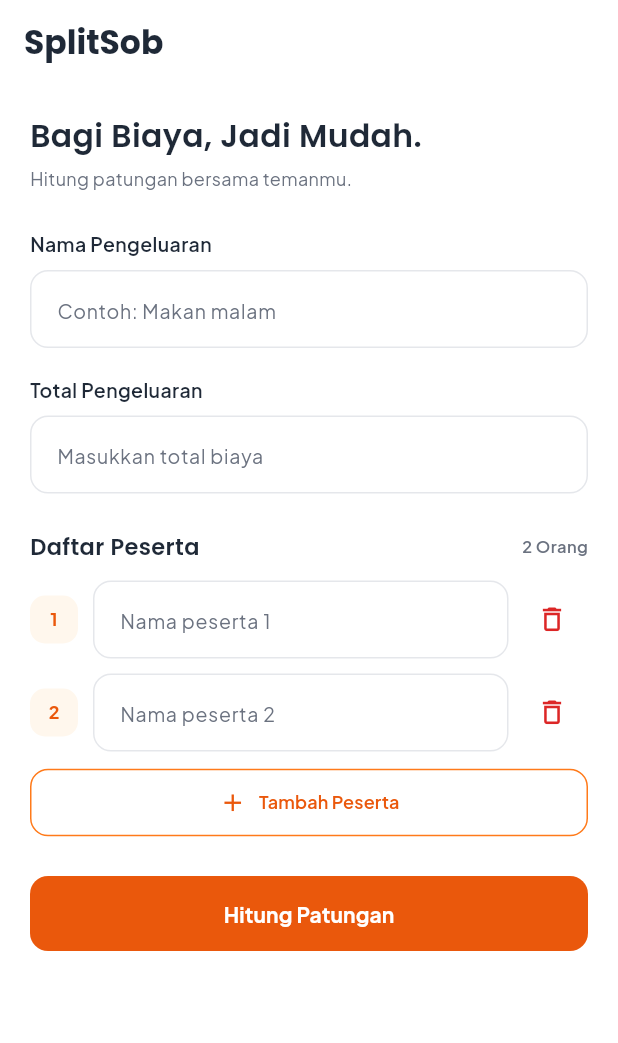
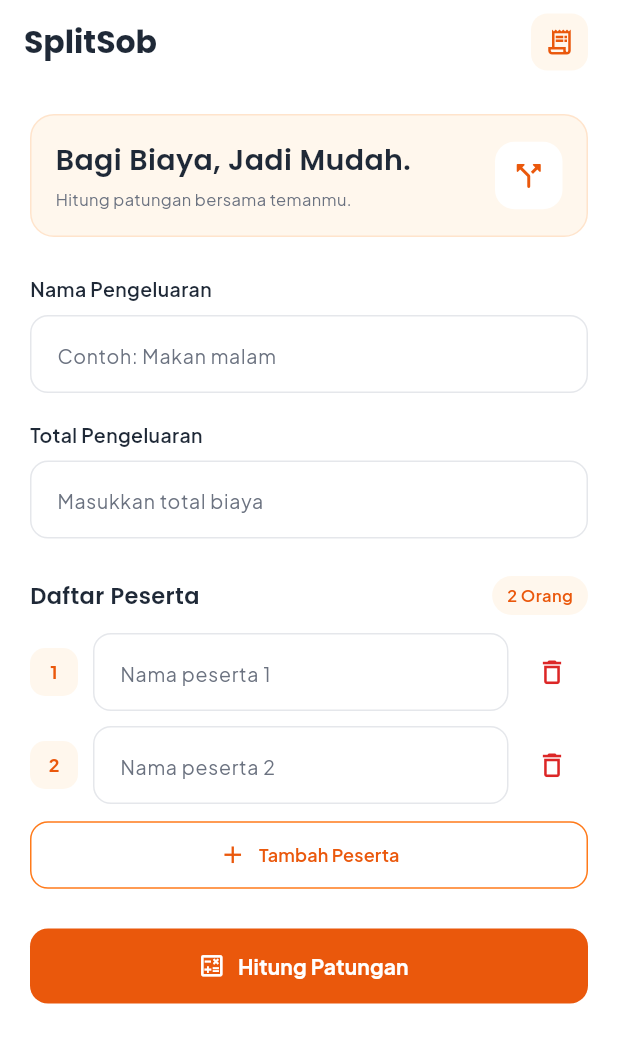
Before and after one commit to MuhammadAzka123/SplitSob, a Flutter app: the screen it shows after launch, on a phone screen of 412 x 824 dp. Shown: the top 1043 px of the screen. Run offline on Flutter 3.47's test engine with Material 3 defaults, Android fonts, the phone set to English and light mode, and no system bars; our stand-ins replace google_fonts.

Commit message:
Memperbaiki tampilan dan menambah button reset

```diff
--- a/lib/pages/split_sob_page.dart
+++ b/lib/pages/split_sob_page.dart
@@ -1,7 +1,6 @@
 import 'package:flutter/material.dart';
 import 'package:flutter/services.dart';
 import 'package:google_fonts/google_fonts.dart';
-
 import '../themes/app_colors.dart';
 import '../widgets/participant_field.dart';
 import '../widgets/expense_summary.dart';
@@ -47,7 +46,10 @@ class _SplitSobPageState extends State<SplitSobPage> {
       ),
       filled: true,
       fillColor: Colors.white,
-      contentPadding: const EdgeInsets.symmetric(horizontal: 14, vertical: 14),
+      contentPadding: const EdgeInsets.symmetric(
+        horizontal: 14,
+        vertical: 14,
+      ),
       border: OutlineInputBorder(
         borderRadius: BorderRadius.circular(12),
         borderSide: const BorderSide(color: borderColor),
@@ -58,7 +60,10 @@ class _SplitSobPageState extends State<SplitSobPage> {
       ),
       focusedBorder: OutlineInputBorder(
         borderRadius: BorderRadius.circular(12),
-        borderSide: const BorderSide(color: primaryOrange, width: 1.5),
+        borderSide: const BorderSide(
+          color: primaryOrange,
+          width: 1.5,
+        ),
       ),
     );
   }
@@ -101,7 +106,9 @@ class _SplitSobPageState extends State<SplitSobPage> {
       SnackBar(
         content: Text(
           pesan,
-          style: GoogleFonts.plusJakartaSans(fontWeight: FontWeight.w500),
+          style: GoogleFonts.plusJakartaSans(
+            fontWeight: FontWeight.w500,
+          ),
         ),
         behavior: SnackBarBehavior.floating,
         backgroundColor: berhasil ? successColor : unpaidColor,
@@ -169,7 +176,38 @@ class _SplitSobPageState extends State<SplitSobPage> {
       hasilPembagian = hasil;
     });
 
-    tampilkanPesan('Pembagian patungan berhasil dihitung.', berhasil: true);
+    tampilkanPesan(
+      'Pembagian patungan berhasil dihitung.',
+      berhasil: true,
+    );
+  }
+
+  void resetForm() {
+    FocusScope.of(context).unfocus();
+
+    final controllerTambahan = participantControllers.skip(2).toList();
+
+    setState(() {
+      expenseController.clear();
+      amountController.clear();
+
+      participantControllers[0].clear();
+      participantControllers[1].clear();
+      participantControllers.removeRange(2, participantControllers.length);
+
+      hasilPembagian = null;
+      namaPengeluaranHasil = '';
+      totalPengeluaranHasil = 0;
+    });
+
+    for (final controller in controllerTambahan) {
+      controller.dispose();
+    }
+
+    tampilkanPesan(
+      'Form patungan berhasil direset.',
+      berhasil: true,
+    );
   }
 
   Widget judulBagian(String judul) {
@@ -183,6 +221,94 @@ class _SplitSobPageState extends State<SplitSobPage> {
     );
   }
 
+  Widget buildHeader() {
+    return Container(
+      width: double.infinity,
+      padding: const EdgeInsets.all(16),
+      decoration: BoxDecoration(
+        color: lightOrange,
+        borderRadius: BorderRadius.circular(16),
+        border: Border.all(
+          color: const Color(0xFFFFE4CC),
+        ),
+      ),
+      child: Row(
+        children: [
+          Expanded(
+            child: Column(
+              crossAxisAlignment: CrossAxisAlignment.start,
+              children: [
+                Text(
+                  'Bagi Biaya, Jadi Mudah.',
+                  style: GoogleFonts.poppins(
+                    fontSize: 19,
+                    fontWeight: FontWeight.w600,
+                    color: darkText,
+                  ),
+                ),
+                const SizedBox(height: 5),
+                Text(
+                  'Hitung patungan bersama temanmu.',
+                  style: GoogleFonts.plusJakartaSans(
+                    color: secondaryText,
+                    fontSize: 11,
+                  ),
+                ),
+              ],
+            ),
+          ),
+          Container(
+            width: 45,
+            height: 45,
+            decoration: BoxDecoration(
+              color: Colors.white,
+              borderRadius: BorderRadius.circular(13),
+            ),
+            child: const Icon(
+              Icons.call_split_rounded,
+              color: primaryDark,
+              size: 24,
+            ),
+          ),
+        ],
+      ),
+    );
+  }
+
+  Widget buildParticipantTitle() {
+    return Row(
+      mainAxisAlignment: MainAxisAlignment.spaceBetween,
+      children: [
+        Text(
+          'Daftar Peserta',
+          style: GoogleFonts.poppins(
+            fontWeight: FontWeight.w600,
+            fontSize: 15,
+            color: darkText,
+          ),
+        ),
+        Container(
+          padding: const EdgeInsets.symmetric(
+            horizontal: 10,
+            vertical: 5,
+          ),
+          decoration: BoxDecoration(
+            color: lightOrange,
+            borderRadius: BorderRadius.circular(20),
+          ),
+          child: Text(
+            '${participantControllers.length} Orang',
+            style: GoogleFonts.plusJakartaSans(
+              color: primaryDark,
+              fontSize: 11,
+              fontWeight: FontWeight.w600,
+            ),
+          ),
+        ),
+      ],
+    );
+  }
+
   @override
   Widget build(BuildContext context) {
     return Scaffold(
@@ -192,10 +318,26 @@ class _SplitSobPageState extends State<SplitSobPage> {
           style: GoogleFonts.poppins(
             fontWeight: FontWeight.w700,
             color: darkText,
+            fontSize: 21,
           ),
         ),
         backgroundColor: backgroundColor,
         surfaceTintColor: Colors.transparent,
+        actions: [
+          Container(
+            margin: const EdgeInsets.only(right: 20),
+            padding: const EdgeInsets.all(9),
+            decoration: BoxDecoration(
+              color: lightOrange,
+              borderRadius: BorderRadius.circular(11),
+            ),
+            child: const Icon(
+              Icons.receipt_long_outlined,
+              color: primaryDark,
+              size: 20,
+            ),
+          ),
+        ],
       ),
       body: SafeArea(
         child: SingleChildScrollView(
@@ -203,22 +345,7 @@ class _SplitSobPageState extends State<SplitSobPage> {
           child: Column(
             crossAxisAlignment: CrossAxisAlignment.start,
             children: [
-              Text(
-                'Bagi Biaya, Jadi Mudah.',
-                style: GoogleFonts.poppins(
-                  fontSize: 21,
-                  fontWeight: FontWeight.w600,
-                  color: darkText,
-                ),
-              ),
-              const SizedBox(height: 5),
-              Text(
-                'Hitung patungan bersama temanmu.',
-                style: GoogleFonts.plusJakartaSans(
-                  color: secondaryText,
-                  fontSize: 12,
-                ),
-              ),
+              buildHeader(),
               const SizedBox(height: 25),
               judulBagian('Nama Pengeluaran'),
               const SizedBox(height: 8),
@@ -235,31 +362,13 @@ class _SplitSobPageState extends State<SplitSobPage> {
                 controller: amountController,
                 onChanged: (_) => bersihkanHasil(),
                 keyboardType: TextInputType.number,
-                inputFormatters: [FilteringTextInputFormatter.digitsOnly],
+                inputFormatters: [
+                  FilteringTextInputFormatter.digitsOnly,
+                ],
                 decoration: dekorasiInput('Masukkan total biaya'),
               ),
               const SizedBox(height: 25),
-              Row(
-                mainAxisAlignment: MainAxisAlignment.spaceBetween,
-                children: [
-                  Text(
-                    'Daftar Peserta',
-                    style: GoogleFonts.poppins(
-                      fontWeight: FontWeight.w600,
-                      fontSize: 15,
-                      color: darkText,
-                    ),
-                  ),
-                  Text(
-                    '${participantControllers.length} Orang',
-                    style: GoogleFonts.plusJakartaSans(
-                      color: secondaryText,
-                      fontSize: 11,
-                      fontWeight: FontWeight.w600,
-                    ),
-                  ),
-                ],
-              ),
+              buildParticipantTitle(),
               const SizedBox(height: 12),
               ...List.generate(
                 participantControllers.length,
@@ -276,7 +385,11 @@ class _SplitSobPageState extends State<SplitSobPage> {
                 width: double.infinity,
                 child: OutlinedButton.icon(
                   onPressed: tambahPeserta,
-                  icon: const Icon(Icons.add, color: primaryDark, size: 19),
+                  icon: const Icon(
+                    Icons.add,
+                    color: primaryDark,
+                    size: 19,
+                  ),
                   label: Text(
                     'Tambah Peserta',
                     style: GoogleFonts.plusJakartaSans(
@@ -298,20 +411,24 @@ class _SplitSobPageState extends State<SplitSobPage> {
               SizedBox(
                 width: double.infinity,
                 height: 50,
-                child: ElevatedButton(
+                child: ElevatedButton.icon(
                   onPressed: hitungPatungan,
+                  icon: const Icon(
+                    Icons.calculate_outlined,
+                    size: 19,
+                  ),
+                  label: Text(
+                    'Hitung Patungan',
+                    style: GoogleFonts.plusJakartaSans(
+                      fontWeight: FontWeight.w700,
+                    ),
+                  ),
                   style: ElevatedButton.styleFrom(
                     backgroundColor: primaryDark,
                     foregroundColor: Colors.white,
                     elevation: 0,
                     shape: RoundedRectangleBorder(
                       borderRadius: BorderRadius.circular(12),
-                    ),
-                  ),
-                  child: Text(
-                    'Hitung Patungan',
-                    style: GoogleFonts.plusJakartaSans(
-                      fontWeight: FontWeight.w700,
                     ),
                   ),
                 ),
@@ -323,6 +440,33 @@ class _SplitSobPageState extends State<SplitSobPage> {
                   totalPengeluaran: totalPengeluaranHasil,
                   peserta: hasilPembagian!,
                 ),
+                const SizedBox(height: 12),
+                SizedBox(
+                  width: double.infinity,
+                  child: OutlinedButton.icon(
+                    key: const ValueKey('resetButton'),
+                    onPressed: resetForm,
+                    icon: const Icon(
+                      Icons.refresh_rounded,
+                      size: 19,
+                      color: primaryDark,
+                    ),
+                    label: Text(
+                      'Buat Patungan Baru',
+                      style: GoogleFonts.plusJakartaSans(
+                        color: primaryDark,
+                        fontWeight: FontWeight.w600,
+                      ),
+                    ),
+                    style: OutlinedButton.styleFrom(
+                      side: const BorderSide(color: primaryOrange),
+                      padding: const EdgeInsets.symmetric(vertical: 13),
+                      shape: RoundedRectangleBorder(
+                        borderRadius: BorderRadius.circular(12),
+                      ),
+                    ),
+                  ),
+                ),
               ],
             ],
           ),
```
Also changed, not shown: 1 other file.
